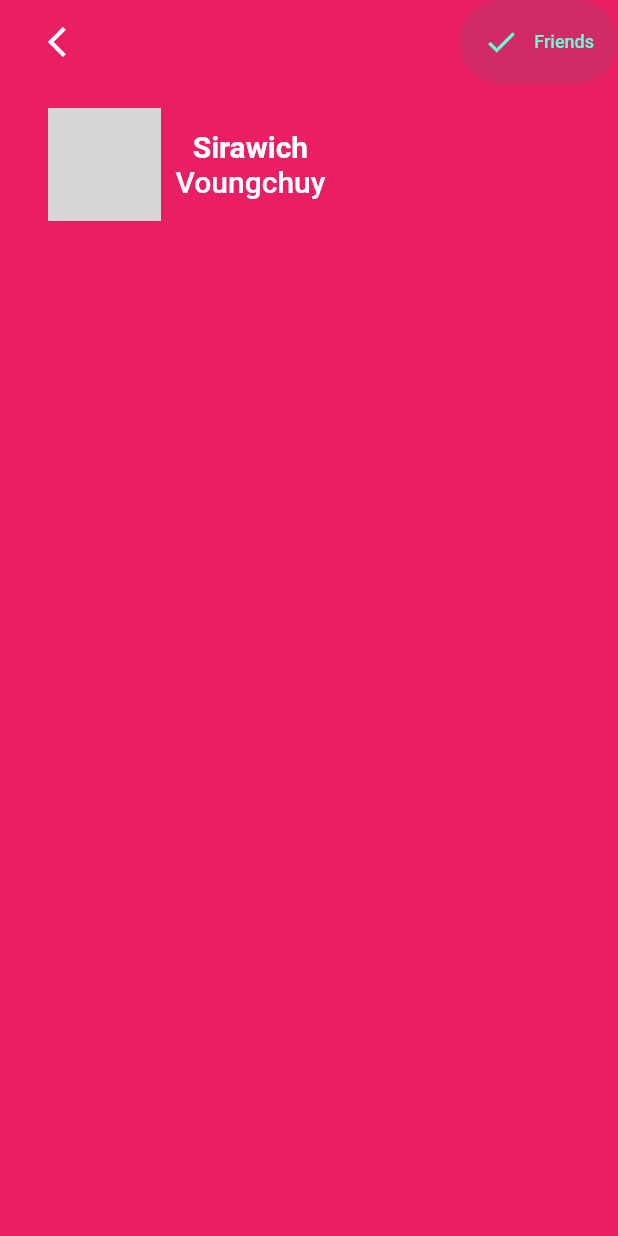
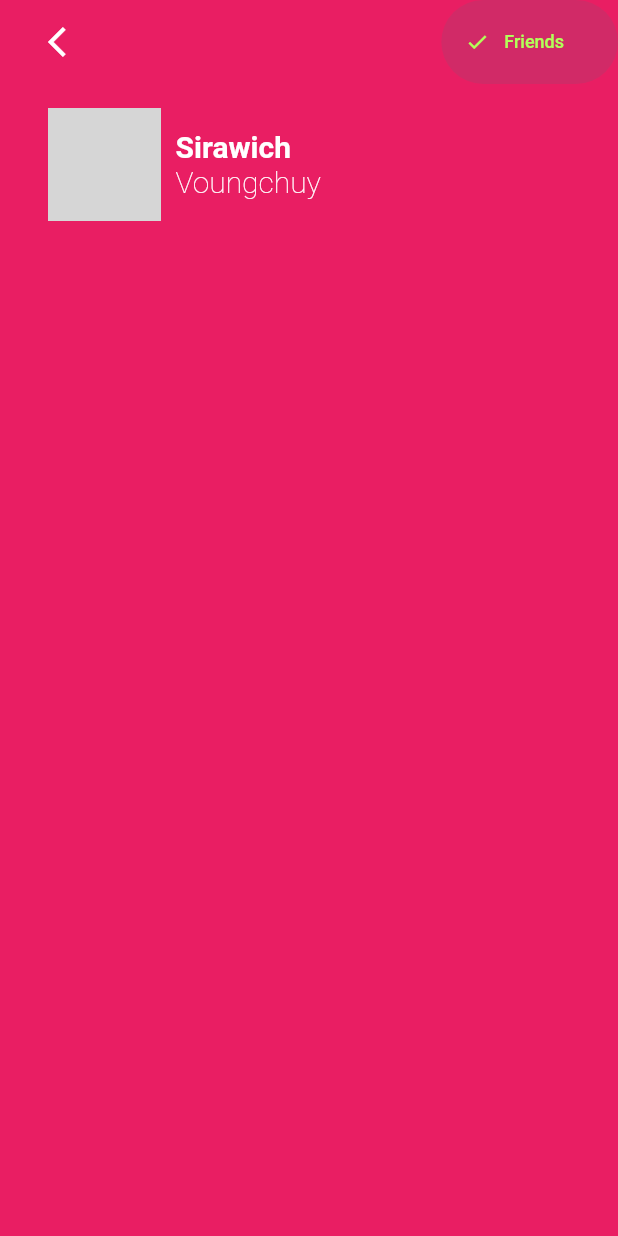
Before and after one commit to SirawichDev/git_statistic_flutter, a Flutter app: the screen it shows after launch, on a phone screen of 412 x 824 dp. Run offline on Flutter 3.47's test engine with Material 2 defaults, Android fonts, the phone set to English and light mode, and no system bars; Roboto replaces fonts that are missing (Monaca); grey boxes are pictures that could not be loaded.

Commit message:
score widget

```diff
--- a/lib/main.dart
+++ b/lib/main.dart
@@ -25,6 +25,7 @@ class HomePage extends StatelessWidget {
         ),
         actions: <Widget>[
           Container(
+            height: 200.0,
             decoration: BoxDecoration(
                 borderRadius: BorderRadius.circular(60.0),
                 color: Colors.teal.withOpacity(0.1)),
@@ -33,7 +34,8 @@ class HomePage extends StatelessWidget {
                 children: <Widget>[
                   Icon(
                     Icons.check,
-                    color: Colors.tealAccent,
+                    size: 16.0,
+                    color: Colors.lightGreenAccent,
                   ),
                   SizedBox(
                     width: 10.0,
@@ -41,12 +43,16 @@ class HomePage extends StatelessWidget {
                   Text(
                     "Friends",
                     style: TextStyle(
-                        fontSize: 12.0,
-                        color: Colors.tealAccent,
-                        fontFamily: "Monaca"),
+                      fontSize: 12.0,
+                      color: Colors.lightGreenAccent,
+                    ),
+                  ),
+                  SizedBox(
+                    width: 20.0,
                   )
                 ],
               ),
+              onPressed: () {},
             ),
           )
         ],
@@ -55,6 +61,7 @@ class HomePage extends StatelessWidget {
       body: Column(
         children: <Widget>[
           userComponent(),
+          scorer()
         ],
       ),
     );
@@ -66,26 +73,42 @@ class HomePage extends StatelessWidget {
       child: Row(
         children: <Widget>[
           Container(
-              width: 75.0,
-              height: 75.0,
-              child: Image(
-                image: AssetImage('assets/x.jpeg'),
-              )),
+            width: 75.0,
+            height: 75.0,
+            decoration: BoxDecoration(
+              borderRadius: BorderRadius.circular(25.0),
+              image: DecorationImage(image: AssetImage('assets/x.jpeg')),
+            ),
+          ),
           SizedBox(
             width: 10.0,
           ),
           Column(
+            crossAxisAlignment: CrossAxisAlignment.start,
             children: <Widget>[
               Text(
                 "Sirawich",
-                style:
-                    TextStyle(fontSize: 20.0,color: Colors.white, fontWeight: FontWeight.bold),
+                style: TextStyle(
+                    fontSize: 20.0,
+                    color: Colors.white,
+                    fontWeight: FontWeight.bold),
               ),
-              Text("Voungchuy",style: TextStyle(fontSize: 20.0,color: Colors.white, fontWeight: FontWeight.w500),)
+              Text(
+                "Voungchuy",
+                style: TextStyle(
+                    fontSize: 20.0,
+                    color: Colors.white,
+                    fontWeight: FontWeight.w200),
+              )
             ],
           )
         ],
       ),
     );
   }
+  Widget scorer(){
+    return Container(
+
+    );
+  }
 }
```
